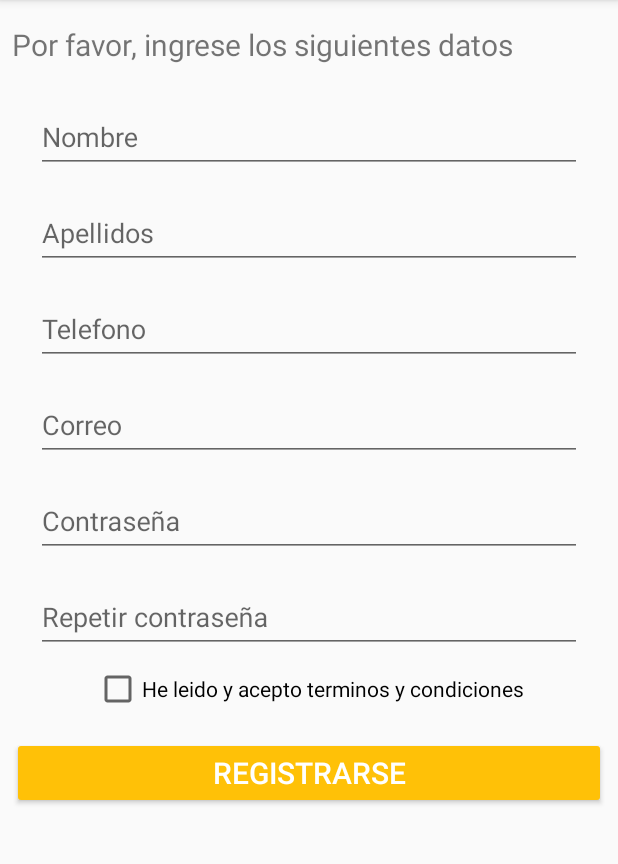
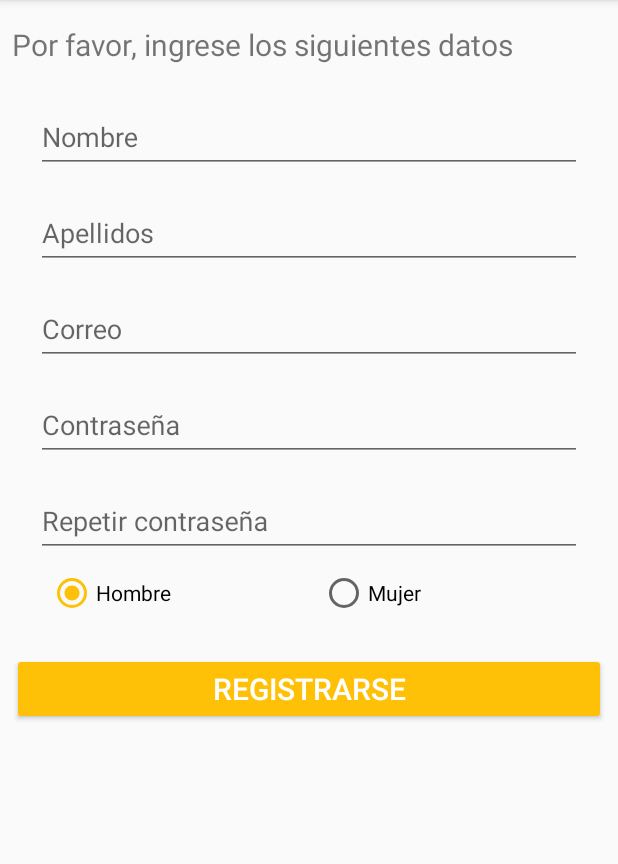
Before and after one commit to Mango3313/LittleApprentice, an Android app: the screen it shows after launch (MainActivity), after a tap on "Registrarse", on a phone screen of 412 x 824 dp, the part 84-948 px from its top. Run offline under Robolectric (Android 15) with nearby library versions, the phone set to English and light mode, and no system bars; our stand-ins replace Firebase (no records; nobody signed in at launch, a user with empty details on screens opened directly).

Commit message:
LogIn añadido

```diff
--- a/app/build.gradle
+++ b/app/build.gradle
@@ -8,7 +8,7 @@ android {
         minSdkVersion 19
         targetSdkVersion 26
         versionCode 1
-        versionName "1.0"
+        versionName "0.6.1"
         testInstrumentationRunner "android.support.test.runner.AndroidJUnitRunner"
     }
     buildTypes {
@@ -26,7 +26,10 @@ dependencies {
     implementation 'com.android.support.constraint:constraint-layout:1.0.2'
     testImplementation 'junit:junit:4.12'
     implementation 'com.android.support:recyclerview-v7:26.1.0'
+    implementation 'com.google.firebase:firebase-auth:11.6.2'
     implementation 'com.android.support:design:26.1.0'
     androidTestImplementation 'com.android.support.test:runner:1.0.1'
     androidTestImplementation 'com.android.support.test.espresso:espresso-core:3.0.1'
 }
+
+apply plugin: 'com.google.gms.google-services'
--- a/app/src/main/AndroidManifest.xml
+++ b/app/src/main/AndroidManifest.xml
@@ -5,6 +5,7 @@
     <uses-permission android:name="android.permission.ACCESS_WIFI_STATE" />
     <uses-permission android:name="android.permission.INTERNET" />
     <uses-permission android:name="android.permission.RECORD_AUDIO" />
+    <uses-permission android:name="android.permission.ACCESS_NETWORK_STATE"></uses-permission>
 
     <application
         android:allowBackup="true"
--- a/app/src/main/java/org/uaq/app/learn/com/littleapp_rentice/MainActivity.java
+++ b/app/src/main/java/org/uaq/app/learn/com/littleapp_rentice/MainActivity.java
@@ -21,8 +21,12 @@ public class MainActivity extends AppCompatActivity {
         super.onCreate(savedInstanceState);
         setContentView(R.layout.activity_main);
         setTitle("Little App-rentice");
+        Fragment fragmentLog = new fragment_login();
+        final FragmentManager fm = getSupportFragmentManager();
+        FragmentTransaction transaction = fm.beginTransaction();
+        transaction.replace(R.id.logcontainer,fragmentLog,"login");
+        transaction.commit();
         int permissionCheck = ContextCompat.checkSelfPermission(this, Manifest.permission.RECORD_AUDIO);
-
         if(permissionCheck != PackageManager.PERMISSION_GRANTED){
             if(ActivityCompat.shouldShowRequestPermissionRationale(this,Manifest.permission.RECORD_AUDIO)){
                 Toast.makeText(this,"Permisos especificos",Toast.LENGTH_SHORT).show();
@@ -30,12 +34,6 @@ public class MainActivity extends AppCompatActivity {
                 ActivityCompat.requestPermissions(this,new String[]{Manifest.permission.RECORD_AUDIO},REQUEST_AUDIO);
             }
         }
-        Fragment fragmentLog = new fragment_login();
-        final FragmentManager fm = getSupportFragmentManager();
-        FragmentTransaction transaction = fm.beginTransaction();
-        transaction.replace(R.id.logcontainer,fragmentLog,"login");
-        transaction.commit();
-
 
         //fm.
     }
--- a/app/src/main/java/org/uaq/app/learn/com/littleapp_rentice/fragment_reg.java
+++ b/app/src/main/java/org/uaq/app/learn/com/littleapp_rentice/fragment_reg.java
@@ -1,14 +1,35 @@
 package org.uaq.app.learn.com.littleapp_rentice;
 
+import android.net.ConnectivityManager;
+import android.net.NetworkInfo;
 import android.os.Bundle;
+import android.support.annotation.NonNull;
 import android.support.annotation.Nullable;
+import android.support.design.widget.Snackbar;
+import android.support.design.widget.TextInputEditText;
 import android.support.v4.app.Fragment;
 import android.util.Log;
 import android.view.LayoutInflater;
 import android.view.View;
 import android.view.ViewGroup;
+import android.widget.Button;
+import android.widget.EditText;
+import android.widget.RadioGroup;
+import android.widget.Toast;
+
+import com.google.android.gms.tasks.OnCompleteListener;
+import com.google.android.gms.tasks.Task;
+import com.google.firebase.auth.AuthResult;
+import com.google.firebase.auth.FirebaseAuth;
+import com.google.firebase.auth.FirebaseAuthException;
+import com.google.firebase.auth.FirebaseUser;
+import com.google.firebase.auth.UserProfileChangeRequest;
 
 public class fragment_reg extends Fragment {
+    private Button btnReg;
+    private FirebaseAuth mAuth;
+    private TextInputEditText edNom,edApell,edCorr,edContr,edRContr;
+    private RadioGroup se;
     @Override
     public void onCreate(@Nullable Bundle savedInstanceState) {
         super.onCreate(savedInstanceState);
@@ -22,7 +43,73 @@ public class fragment_reg extends Fragment {
     @Nullable
     @Override
     public View onCreateView(LayoutInflater inflater, @Nullable ViewGroup container, @Nullable Bundle savedInstanceState) {
-        View root = inflater.inflate(R.layout.lay_regs,container,false);
+        final View root = inflater.inflate(R.layout.lay_regs,container,false);
+        mAuth = FirebaseAuth.getInstance();
+        btnReg = root.findViewById(R.id.button3);
+        edNom = root.findViewById(R.id.editNombre);
+        edApell = root.findViewById(R.id.editApellido);
+        edCorr = root.findViewById(R.id.editCorreo);
+        edContr = root.findViewById(R.id.editContra);
+        edRContr = root.findViewById(R.id.editRContra);
+        se = root.findViewById(R.id.radioGroup);
+        btnReg.setOnClickListener(new View.OnClickListener() {
+            @Override
+            public void onClick(View view) {
+                if(isOnNetwork()){
+                    String nom,apell,corr,cont,rcont;
+                    nom = edNom.getText().toString().trim();
+                    apell = edApell.getText().toString().trim();
+                    corr = edCorr.getText().toString().trim();
+                    cont = edContr.getText().toString().trim();
+                    rcont = edRContr.getText().toString().trim();
+                    Log.d("EMAIL","daft");
+                    if(nom.isEmpty() || apell.isEmpty() || corr.isEmpty() || cont.isEmpty() || rcont.isEmpty()){
+                        Toast.makeText(getContext(),"Varios campos estan vacios",Toast.LENGTH_SHORT).show();
+                    }else{
+                        if(cont.equals(rcont)){
+                            mAuth.createUserWithEmailAndPassword(corr,cont).addOnCompleteListener(getActivity(),new OnCompleteListener<AuthResult>() {
+                                @Override public void onComplete(@NonNull Task<AuthResult> task) {
+                                    if (task.isSuccessful()) {
+                                        FirebaseUser user = mAuth.getCurrentUser();
+                                        UserProfileChangeRequest profileUpdates = new UserProfileChangeRequest.Builder()
+                                                .setDisplayName(edNom.getText().toString().trim()+" "+edApell.getText().toString().trim()).build();
+                                        user.updateProfile(profileUpdates);
+                                        mAuth.signOut();
+                                    } else {
+                                        FirebaseAuthException e =(FirebaseAuthException) task.getException();
+                                        Toast.makeText(getContext(), "Authentication failed:"+e.getMessage(),
+                                                Toast.LENGTH_SHORT).show();
+                                    }
+                                }
+                            });
+                        }else{
+                            Toast.makeText(getContext(),"Las contraseñas no coinciden",Toast.LENGTH_SHORT).show();
+                        }
+                    }
+
+                }else{
+                    Snackbar.make(root,"No tienes conexion a internet",Snackbar.LENGTH_LONG).show();
+                }
+            }
+        });
         return root;
     }
+    public boolean isOnNetwork(){
+        boolean status = false;
+        try{
+            ConnectivityManager connectivityManager = (ConnectivityManager)getActivity().getSystemService(getContext().CONNECTIVITY_SERVICE);
+            NetworkInfo netInfo = connectivityManager.getActiveNetworkInfo();
+            if(netInfo != null && netInfo.getState()==NetworkInfo.State.CONNECTED){
+                status = true;
+            }else{
+                netInfo = connectivityManager.getActiveNetworkInfo();
+                if(netInfo != null && netInfo.getState()==NetworkInfo.State.CONNECTED)
+                    status = true;
+            }
+        }catch (Exception e){
+            e.printStackTrace();
+            status = false;
+        }
+        return status;
+    }
 }
--- a/app/src/main/res/layout/lay_login.xml
+++ b/app/src/main/res/layout/lay_login.xml
@@ -40,7 +40,7 @@
             android:layout_height="wrap_content"
             android:ems="10"
             android:hint="@string/campo_usuario_lgin"
-            android:inputType="textPersonName"
+            android:inputType="textEmailAddress"
             app:layout_constraintEnd_toEndOf="parent"
             app:layout_constraintHorizontal_bias="0.533"
             app:layout_constraintStart_toStartOf="parent"
--- a/app/src/main/res/layout/lay_regs.xml
+++ b/app/src/main/res/layout/lay_regs.xml
@@ -25,7 +25,7 @@
                 android:layout_marginStart="16dp">
 
                 <android.support.design.widget.TextInputEditText
-                    android:id="@+id/editText3"
+                    android:id="@+id/editNombre"
                     android:layout_width="match_parent"
                     android:layout_height="wrap_content"
                     android:layout_weight="1"
@@ -42,13 +42,14 @@
                 android:layout_marginStart="16dp">
 
                 <android.support.design.widget.TextInputEditText
-                    android:id="@+id/editText4"
+                    android:id="@+id/editApellido"
                     android:layout_width="match_parent"
                     android:layout_height="wrap_content"
                     android:layout_weight="1"
                     android:ems="10"
                     android:hint="@string/campo_apellidos"
                     android:inputType="textPersonName" />
+
             </android.support.design.widget.TextInputLayout>
 
             <android.support.design.widget.TextInputLayout
@@ -59,13 +60,12 @@
                 android:layout_marginStart="16dp">
 
                 <android.support.design.widget.TextInputEditText
-                    android:id="@+id/editText5"
+                    android:id="@+id/editCorreo"
                     android:layout_width="match_parent"
                     android:layout_height="wrap_content"
                     android:layout_weight="1"
-                    android:ems="10"
-                    android:hint="@string/campo_tel"
-                    android:inputType="phone" />
+                    android:inputType="textEmailAddress"
+                    android:hint="@string/campo_correo" />
             </android.support.design.widget.TextInputLayout>
 
             <android.support.design.widget.TextInputLayout
@@ -76,24 +76,7 @@
                 android:layout_marginStart="16dp">
 
                 <android.support.design.widget.TextInputEditText
-                    android:id="@+id/editText6"
-                    android:layout_width="match_parent"
-                    android:layout_height="wrap_content"
-                    android:layout_weight="1"
-                    android:ems="10"
-                    android:hint="@string/campo_correo"
-                    android:inputType="textEmailAddress" />
-            </android.support.design.widget.TextInputLayout>
-
-            <android.support.design.widget.TextInputLayout
-                android:layout_width="match_parent"
-                android:layout_height="match_parent"
-                android:layout_marginBottom="8dp"
-                android:layout_marginEnd="16dp"
-                android:layout_marginStart="16dp">
-
-                <android.support.design.widget.TextInputEditText
-                    android:id="@+id/editText7"
+                    android:id="@+id/editContra"
                     android:layout_width="match_parent"
                     android:layout_height="wrap_content"
                     android:layout_weight="1"
@@ -110,22 +93,38 @@
                 android:layout_marginStart="16dp">
 
                 <android.support.design.widget.TextInputEditText
-                    android:id="@+id/editText8"
+                    android:id="@+id/editRContra"
                     android:layout_width="match_parent"
                     android:layout_height="wrap_content"
                     android:layout_weight="1"
                     android:ems="10"
                     android:hint="@string/campo_rep_contrasenia"
                     android:inputType="textPassword" />
+
+                <RadioGroup
+                    android:id="@+id/radioGroup"
+                    android:layout_width="match_parent"
+                    android:layout_height="match_parent"
+                    android:layout_weight="1"
+                    android:orientation="horizontal"
+                    android:padding="8dp">
+
+                    <RadioButton
+                        android:id="@+id/radioHo"
+                        android:layout_width="wrap_content"
+                        android:layout_height="wrap_content"
+                        android:layout_weight="1"
+                        android:checked="true"
+                        android:text="Hombre" />
+
+                    <RadioButton
+                        android:id="@+id/radioMu"
+                        android:layout_width="wrap_content"
+                        android:layout_height="wrap_content"
+                        android:layout_weight="1"
+                        android:text="Mujer" />
+                </RadioGroup>
             </android.support.design.widget.TextInputLayout>
-
-            <CheckBox
-                android:id="@+id/checkBox"
-                android:layout_width="wrap_content"
-                android:layout_height="wrap_content"
-                android:layout_gravity="center"
-                android:layout_marginBottom="8dp"
-                android:text="@string/check_acuerdos" />
 
             <Button
                 android:id="@+id/button3"
--- a/build.gradle
+++ b/build.gradle
@@ -12,6 +12,7 @@ buildscript {
 
         // NOTE: Do not place your application dependencies here; they belong
         // in the individual module build.gradle files
+        classpath 'com.google.gms:google-services:3.1.1'
     }
 }
 
```
Also changed, not shown: app/src/main/java/org/uaq/app/learn/com/littleapp_rentice/MainTutor.java (+26 -1 lines), app/src/main/java/org/uaq/app/learn/com/littleapp_rentice/fragment_login.java (+67 -2 lines), app/src/main/res/layout/nav_header_main_tutor.xml (+6 -5 lines).
